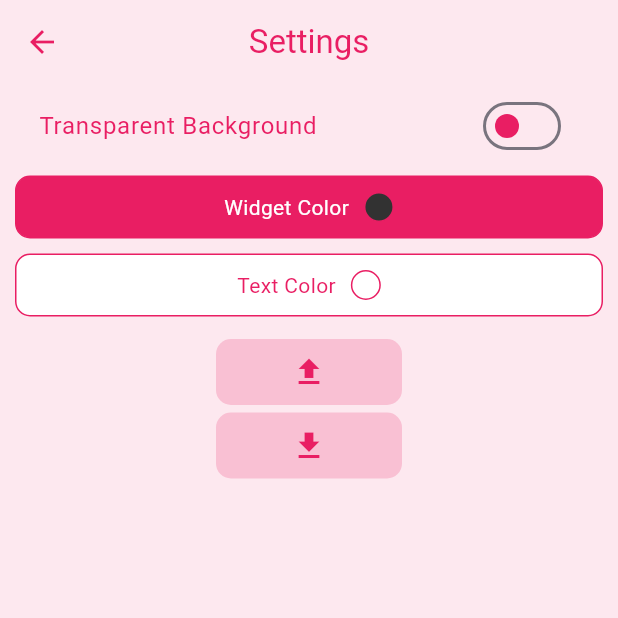
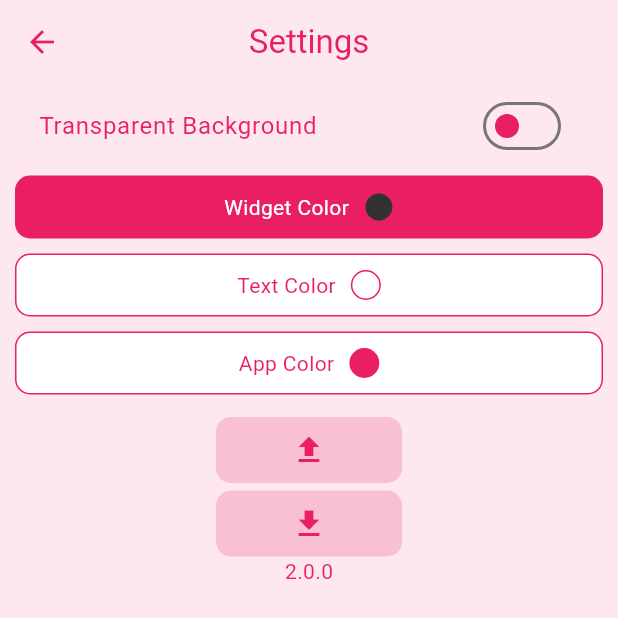
Before and after one commit to hazemxiii/home_quote, a Flutter app: the screen it shows after launch, after a tap on the "settings" icon, on a phone screen of 412 x 824 dp. Shown: the top 618 px of the screen. Run offline on Flutter 3.47's test engine with Material 3 defaults, Android fonts, the phone set to English and light mode, and no system bars; our stand-ins replace file_picker, permission_handler, shared_preferences; missing offline and left inert: android_alarm_manager_plus, flex_color_picker, fuzzywuzzy, home_widget.

Commit message:
x/search_widget

```diff
--- a/lib/main.dart
+++ b/lib/main.dart
@@ -1,15 +1,19 @@
+import 'dart:io';
+
 import "package:flutter/material.dart";
 import 'package:home_quote/quotes_notifier.dart';
 import 'package:home_quote/quotes_page/quotes_page.dart';
-import 'global.dart';
+import 'style_notifier.dart';
 import 'package:provider/provider.dart';
-import 'package:shared_preferences/shared_preferences.dart';
+import 'package:android_alarm_manager_plus/android_alarm_manager_plus.dart';
 
-void f() async {
-  print((await SharedPreferences.getInstance()).getString("textColor"));
-}
-
-void main() {
+void main() async {
+  WidgetsFlutterBinding.ensureInitialized();
+  if (Platform.isAndroid) {
+    AndroidAlarmManager.initialize();
+    await AndroidAlarmManager.periodic(
+        const Duration(minutes: 15), 0, changeVisible);
+  }
   runApp(MultiProvider(
     providers: [
       ChangeNotifierProvider(create: (context) => StyleNotifier()),
@@ -27,3 +31,10 @@ class App extends StatelessWidget {
     return const MaterialApp(home: QuotesPage());
   }
 }
+
+@pragma('vm:entry-point')
+Future<void> changeVisible() async {
+  final quotesNotifier = QuotesNotifier(skipLoading: true);
+  await quotesNotifier.loadData();
+  quotesNotifier.changeVisible();
+}
--- a/lib/quotes_notifier.dart
+++ b/lib/quotes_notifier.dart
@@ -17,18 +17,24 @@ class QuotesNotifier extends ChangeNotifier {
   final _selectedTag = <String>[];
   final _selectedAuthor = <String>[];
 
-  QuotesNotifier() {
-    loadData();
+  QuotesNotifier({bool skipLoading = false}) {
+    if (!skipLoading) {
+      loadData();
+    }
   }
 
   List<String> get selectedAuthor => _selectedAuthor;
   List<String> get selectedTag => _selectedTag;
 
   List<Quote> get filtered {
-    return quotes.where((quote) => !isFilteredOut(quote)).toList();
+    return <Quote>[if (visible != null) visible!] +
+        quotes.where((quote) => !isFilteredOut(quote)).toList();
   }
 
   bool isFilteredOut(Quote quote) {
+    if (quote == visible) {
+      return true;
+    }
     if (_search.isNotEmpty) {
       final r = ratio(quote.quote, _search);
       if (r < 25) {
@@ -38,8 +44,8 @@ class QuotesNotifier extends ChangeNotifier {
     if (!_findAnyInAList(selectedTag, quote.tags)) {
       return true;
     }
-    if (quote.author != null &&
-        !_findAnyInAList(selectedAuthor, [quote.author ?? ''])) {
+    if (!_findAnyInAList(selectedAuthor, [quote.author ?? '']) &&
+        selectedAuthor.isNotEmpty) {
       return true;
     }
     return false;
@@ -98,7 +104,6 @@ class QuotesNotifier extends ChangeNotifier {
       saveData();
     }
     notifyListeners();
-
     return true;
   }
 
--- a/lib/quotes_page/filter_btn.dart
+++ b/lib/quotes_page/filter_btn.dart
@@ -1,6 +1,6 @@
 import 'package:flutter/material.dart';
 import 'package:provider/provider.dart';
-import '../global.dart';
+import '../style_notifier.dart';
 
 class FilterBtn extends StatefulWidget {
   final String text;
@@ -29,6 +29,11 @@ class _FilterBtnState extends State<FilterBtn> {
         duration: const Duration(milliseconds: 200),
         decoration: BoxDecoration(
           borderRadius: BorderRadius.circular(5),
+          border: Border.all(
+              color: context
+                  .watch<StyleNotifier>()
+                  .appColor
+                  .withValues(alpha: 0.7)),
           color: isHovered
               ? context.watch<StyleNotifier>().appColor
               : Colors.white,
--- a/lib/quotes_page/filter_dialog.dart
+++ b/lib/quotes_page/filter_dialog.dart
@@ -2,7 +2,7 @@ import 'dart:async';
 
 import 'package:flutter/material.dart';
 import 'package:fuzzywuzzy/fuzzywuzzy.dart';
-import 'package:home_quote/global.dart';
+import 'package:home_quote/style_notifier.dart';
 import 'package:home_quote/quotes_page/search_widget.dart';
 import 'package:provider/provider.dart';
 
@@ -65,7 +65,8 @@ class _FilterDialogState extends State<FilterDialog> {
                   fontSize: 16)),
         ],
       ),
-      content: Column(
+      content: SingleChildScrollView(
+        child: Column(
           crossAxisAlignment: CrossAxisAlignment.start,
           mainAxisSize: MainAxisSize.min,
           spacing: 10,
@@ -101,6 +102,7 @@ class _FilterDialogState extends State<FilterDialog> {
             ),
           ],
         ),
+      ),
       actions: [
         TextButton(
           onPressed: () {
--- a/lib/quotes_page/quotes_page.dart
+++ b/lib/quotes_page/quotes_page.dart
@@ -1,6 +1,6 @@
 import 'dart:async';
 import 'package:flutter/material.dart';
-import 'package:home_quote/global.dart';
+import 'package:home_quote/style_notifier.dart';
 import 'package:home_quote/quotes_page/filter_btn.dart';
 import 'package:home_quote/quotes_page/filter_dialog.dart';
 import 'package:home_quote/quotes_page/input_dialog.dart';
@@ -38,6 +38,7 @@ class _QuotesPageState extends State<QuotesPage> {
 
   QuotesNotifier get quotesNotX => context.read<QuotesNotifier>();
   QuotesNotifier get quotesNot => context.watch<QuotesNotifier>();
+  bool get _isScreenSmall => MediaQuery.of(context).size.width < 400;
 
   @override
   Widget build(BuildContext context) {
@@ -60,6 +61,7 @@ class _QuotesPageState extends State<QuotesPage> {
               }),
           backgroundColor: clrs.c,
           appBar: AppBar(
+            scrolledUnderElevation: 0,
             title: const Text("My Quotes"),
             backgroundColor: clrs.c,
             foregroundColor: clrs.appColor,
@@ -85,77 +87,79 @@ class _QuotesPageState extends State<QuotesPage> {
               padding: const EdgeInsets.symmetric(horizontal: 15),
               child: Column(
                 children: [
-                  InkWell(
-                    onTap: () {
-                      Provider.of<QuotesNotifier>(context, listen: false)
-                          .changeVisible();
-                    },
-                    child: Consumer<QuotesNotifier>(
-                      builder: (context, qNotifier, child) {
-                        if (qNotifier.getVisible == null) {
-                          return Container(
-                            width: double.infinity,
-                            padding: const EdgeInsets.symmetric(vertical: 50),
-                            decoration: BoxDecoration(
-                                borderRadius: BorderRadius.circular(10),
-                                color: Colors.white),
-                            child: Column(
+                  // InkWell(
+                  //   onTap: () {
+                  //     Provider.of<QuotesNotifier>(context, listen: false)
+                  //         .changeVisible();
+                  //   },
+                  //   child: Consumer<QuotesNotifier>(
+                  //     builder: (context, qNotifier, child) {
+                  //       if (qNotifier.getVisible == null) {
+                  //         return Container(
+                  //           width: double.infinity,
+                  //           padding: const EdgeInsets.symmetric(vertical: 50),
+                  //           decoration: BoxDecoration(
+                  //               borderRadius: BorderRadius.circular(10),
+                  //               color: Colors.white),
+                  //           child: Column(
+                  //             children: [
+                  //               Icon(Icons.shuffle, color: clrs.appColor),
+                  //               Text("No Quote Selected",
+                  //                   style: TextStyle(color: clrs.appColor))
+                  //             ],
+                  //           ),
+                  //         );
+                  //       }
+                  //       return IgnorePointer(
+                  //         ignoring: true,
+                  //         child: QuoteWidget(
+                  //           isDisplay: true,
+                  //           quote: qNotifier.getVisible!,
+                  //         ),
+                  //       );
+                  //     },
+                  //   ),
+                  // ),
+                  // const SizedBox(height: 10),
+                  Flex(
+                    spacing: 10,
+                    direction: _isScreenSmall ? Axis.vertical : Axis.horizontal,
                     children: [
-                                Icon(Icons.shuffle, color: clrs.appColor),
-                                Text("No Quote Selected",
-                                    style: TextStyle(color: clrs.appColor))
-                              ],
-                            ),
-                          );
-                        }
-                        return IgnorePointer(
-                          ignoring: true,
-                          child: QuoteWidget(
-                            isDisplay: true,
-                            quote: qNotifier.getVisible!,
-                          ),
-                        );
-                      },
-                    ),
-                  ),
-                  const SizedBox(height: 10),
-                  Row(
-                    children: [
-                      Expanded(
-                        child: ChangeNotifierProvider.value(
+                      ChangeNotifierProvider.value(
                           value: context.read<QuotesNotifier>(),
                           child: SearchWidget(
+                              canBeHidden: true,
                               controller: searchController,
                               onClear: () {
                                 quotesNotX.setSearch("");
                               },
                               hint: "Search by quote")),
-                      ),
-                      const SizedBox(width: 10),
+                      Row(
+                        children: [
                           FilterBtn(
                             text: "Author",
                             onPressed: () {
                               showDialog(
                                   context: context,
                                   builder: (context) {
-                                final oldAuthor = [
+                                    final oldAuthor = {
                                       ...quotesNotX.selectedAuthor
-                                ];
+                                    };
                                     return Consumer<QuotesNotifier>(
                                         builder: (context, quotesNot, child) {
-                                  final authors = <String>[...oldAuthor];
+                                      final authors = <String>{...oldAuthor};
                                       for (final quote in quotesNot.quotes) {
-                                    if (quote.author != null) {
+                                        if ((quote.author ?? "").isNotEmpty) {
                                           authors.add(quote.author!);
                                         }
                                       }
-                                  authors.toSet().toList();
                                       return FilterDialog(
                                           type: "Author",
-                                      items: authors,
+                                          items: authors.toList(),
                                           selected: quotesNot.selectedAuthor,
                                           onCancel: () {
-                                        quotesNot.setSelectedAuthor(oldAuthor);
+                                            quotesNot.setSelectedAuthor(
+                                                oldAuthor.toList());
                                           },
                                           onPressed: (v) {
                                             quotesNot.toggleAuthorSelect(v);
@@ -171,20 +175,21 @@ class _QuotesPageState extends State<QuotesPage> {
                               showDialog(
                                   context: context,
                                   builder: (context) {
-                                final oldTag = [...quotesNotX.selectedTag];
+                                    final oldTag = {...quotesNotX.selectedTag};
                                     return Consumer<QuotesNotifier>(
                                         builder: (context, quotesNot, child) {
-                                  final tags = <String>[...oldTag];
+                                      final tags = <String>{...oldTag};
                                       for (final quote in quotesNot.quotes) {
                                         tags.addAll(quote.tags);
                                       }
                                       tags.toSet().toList();
                                       return FilterDialog(
                                           type: "Tags",
-                                      items: tags,
+                                          items: tags.toList(),
                                           selected: quotesNot.selectedTag,
                                           onCancel: () {
-                                        quotesNot.setSelectedTag(oldTag);
+                                            quotesNot.setSelectedTag(
+                                                oldTag.toList());
                                           },
                                           onPressed: (v) {
                                             quotesNot.toggleTagSelect(v);
@@ -192,6 +197,8 @@ class _QuotesPageState extends State<QuotesPage> {
                                     });
                                   });
                             },
+                          ),
+                        ],
                       ),
                     ],
                   ),
@@ -204,7 +211,7 @@ class _QuotesPageState extends State<QuotesPage> {
                                   crossAxisSpacing: 15,
                                   mainAxisSpacing: 15,
                                   mainAxisExtent: 300,
-                                  maxCrossAxisExtent: 300),
+                                  maxCrossAxisExtent: 400),
                           itemBuilder: (context, index) {
                             final quote = quotesNotX.filtered[index];
                             return QuoteWidget(quote: quote);
--- a/lib/quotes_page/search_widget.dart
+++ b/lib/quotes_page/search_widget.dart
@@ -1,23 +1,70 @@
+import 'dart:math';
+
 import 'package:flutter/material.dart';
-import 'package:home_quote/global.dart';
+import 'package:home_quote/style_notifier.dart';
 import 'package:provider/provider.dart';
 
-class SearchWidget extends StatelessWidget {
+class SearchWidget extends StatefulWidget {
   final TextEditingController controller;
   final VoidCallback onClear;
   final String hint;
+  final bool canBeHidden;
   const SearchWidget(
       {super.key,
       required this.controller,
       required this.onClear,
-      required this.hint});
+      required this.hint,
+      this.canBeHidden = false});
+
+  @override
+  State<SearchWidget> createState() => _SearchWidgetState();
+}
+
+class _SearchWidgetState extends State<SearchWidget> {
+  final _node = FocusNode();
+  bool isExpanded = false;
+
+  @override
+  void initState() {
+    _node.addListener(() {
+      if (_node.hasFocus) {
+        setState(() {
+          isExpanded = true;
+        });
+      } else {
+        setState(() {
+          isExpanded = false;
+        });
+      }
+    });
+    super.initState();
+  }
 
   @override
   Widget build(BuildContext context) {
     final c = context.watch<StyleNotifier>().appColor.withValues(alpha: 0.4);
-    return TextField(
+    return AnimatedContainer(
+      height: 50,
+      duration: const Duration(milliseconds: 200),
+      constraints: widget.canBeHidden
+          ? BoxConstraints(
+              maxHeight: 50,
+              maxWidth: isExpanded
+                  ? min(500, MediaQuery.of(context).size.width - 50)
+                  : 50)
+          : null,
+      alignment: Alignment.centerLeft,
+      padding: const EdgeInsets.all(5),
+      decoration: BoxDecoration(
+        borderRadius: BorderRadius.circular(999),
+        color: Colors.white,
+        // color: context.watch<StyleNotifier>().appColor.withValues(alpha: 0.2)
+      ),
+      // TODO fix search widget responsivness
+      child: TextField(
+        focusNode: _node,
         cursorColor: context.watch<StyleNotifier>().appColor,
-      controller: controller,
+        controller: widget.controller,
         style: TextStyle(color: context.watch<StyleNotifier>().appColor),
         decoration: InputDecoration(
           hintStyle: TextStyle(color: c),
@@ -25,23 +72,29 @@ class SearchWidget extends StatelessWidget {
             Icons.search,
             color: c,
           ),
-        suffixIcon: controller.text.isEmpty
+          suffixIcon: (widget.controller.text.isEmpty || !isExpanded)
               ? null
               : IconButton(
                   icon: Icon(Icons.clear, color: c),
                   onPressed: () {
-                  controller.clear();
-                  onClear();
+                    widget.controller.clear();
+                    widget.onClear();
                   },
                 ),
+          // border: canBeHidden ? InputBorder.none : null,
           enabledBorder: OutlineInputBorder(
-            borderSide: BorderSide(color: c),
+              borderSide: BorderSide(
+                  color: widget.canBeHidden ? Colors.transparent : c),
               borderRadius: BorderRadius.circular(10)),
           focusedBorder: OutlineInputBorder(
               borderSide: BorderSide(
-                color: context.watch<StyleNotifier>().appColor, width: 2),
+                  color: widget.canBeHidden
+                      ? Colors.transparent
+                      : context.watch<StyleNotifier>().appColor,
+                  width: 2),
               borderRadius: BorderRadius.circular(10)),
-        hintText: hint,
+          hintText: widget.hint,
+        ),
       ),
     );
   }
--- a/lib/settings.dart
+++ b/lib/settings.dart
@@ -6,7 +6,7 @@ import "package:home_quote/quotes_notifier.dart";
 import "package:home_quote/settings/color_palette.dart";
 import "package:home_quote/settings/color_picker.dart";
 import "package:flutter/material.dart";
-import "package:home_quote/global.dart";
+import "package:home_quote/style_notifier.dart";
 import "package:provider/provider.dart";
 import 'package:file_picker/file_picker.dart';
 
@@ -31,9 +31,10 @@ class _SettingsPageWidgetState extends State<SettingsPageWidget> {
             title: const Text("Settings"),
             centerTitle: true,
           ),
-          body: Container(
+          body: SingleChildScrollView(
             padding: const EdgeInsets.symmetric(horizontal: 10),
             child: Column(
+              mainAxisSize: MainAxisSize.max,
               children: [
                 SwitchListTile(
                   value: clrs.isTransparent,
@@ -53,6 +54,7 @@ class _SettingsPageWidgetState extends State<SettingsPageWidget> {
                   const ColorPicker(
                       mode: PickerModes.main, text: "Widget Color"),
                 const ColorPicker(mode: PickerModes.text, text: "Text Color"),
+                const ColorPicker(mode: PickerModes.app, text: "App Color"),
                 const SizedBox(
                   height: 10,
                 ),
@@ -112,6 +114,11 @@ class _SettingsPageWidgetState extends State<SettingsPageWidget> {
                       color: clrs.appColor,
                     ),
                   ),
+                ),
+                Text(
+                  "2.0.0",
+                  style:
+                      TextStyle(color: context.watch<StyleNotifier>().appColor),
                 )
               ],
             ),
--- a/lib/settings/color_palette.dart
+++ b/lib/settings/color_palette.dart
@@ -1,9 +1,9 @@
 import 'package:flutter/material.dart';
 import 'package:permission_handler/permission_handler.dart';
 import 'package:provider/provider.dart';
-import 'package:home_quote/global.dart';
+import 'package:home_quote/style_notifier.dart';
 
-enum PickerModes { main, text }
+enum PickerModes { main, text, app }
 
 class ColorPalette extends StatefulWidget {
   final PickerModes mode;
--- a/lib/settings/color_picker.dart
+++ b/lib/settings/color_picker.dart
@@ -1,5 +1,5 @@
 import 'package:flutter/material.dart';
-import 'package:home_quote/global.dart';
+import 'package:home_quote/style_notifier.dart';
 import 'package:flex_color_picker/flex_color_picker.dart' as color_p;
 import 'package:home_quote/settings/color_palette.dart';
 import 'package:provider/provider.dart';
@@ -45,8 +45,13 @@ class _ColorPickerState extends State<ColorPicker> {
                           showColorCode: true,
                           color: clrs.textColor,
                           onColorChanged: (color) {
-                            Provider.of<StyleNotifier>(context, listen: false)
-                                .setTextColor(color);
+                            if (widget.mode == PickerModes.text) {
+                              Provider.of<StyleNotifier>(context, listen: false)
+                                  .setTextColor(color);
+                            } else {
+                              Provider.of<StyleNotifier>(context, listen: false)
+                                  .setAppColor(color);
+                            }
                           },
                         ),
                 );
@@ -62,7 +67,7 @@ class _ColorPickerState extends State<ColorPicker> {
             //     ? clrs.getTextC
             //     : clrs.getColorC
             color:
-                widget.mode == PickerModes.text ? Colors.white : clrs.appColor,
+                widget.mode == PickerModes.main ? clrs.appColor : Colors.white,
           ),
           child: Row(
             mainAxisAlignment: MainAxisAlignment.center,
@@ -70,9 +75,9 @@ class _ColorPickerState extends State<ColorPicker> {
             children: [
               Text(widget.text,
                   style: TextStyle(
-                      color: widget.mode == PickerModes.text
-                          ? clrs.appColor
-                          : Colors.white)),
+                      color: widget.mode == PickerModes.main
+                          ? Colors.white
+                          : clrs.appColor)),
               Container(
                 width: 20,
                 height: 20,
@@ -81,7 +86,9 @@ class _ColorPickerState extends State<ColorPicker> {
                   shape: BoxShape.circle,
                   color: widget.mode == PickerModes.text
                       ? clrs.textColor
-                      : clrs.color,
+                      : (widget.mode == PickerModes.app
+                          ? clrs.appColor
+                          : clrs.color),
                 ),
               )
             ],
--- a/lib/global.dart
+++ b/lib/style_notifier.dart
@@ -20,6 +20,9 @@ class StyleNotifier extends ChangeNotifier {
     if (!prefs.containsKey("color")) {
       prefs.setString("color", getHex(color));
     }
+    if (!prefs.containsKey("appColor")) {
+      prefs.setString("appColor", getHex(appColor));
+    }
     if (!prefs.containsKey("textColor")) {
       prefs.setString("textColor", getHex(textColor));
     }
@@ -28,6 +31,7 @@ class StyleNotifier extends ChangeNotifier {
     }
 
     textColor = parseColorFromHex(prefs.getString("textColor")!);
+    appColor = parseColorFromHex(prefs.getString("appColor")!);
     color = parseColorFromHex(prefs.getString("color")!);
     _transparent = prefs.getBool("transparent")!;
 
@@ -67,6 +71,14 @@ class StyleNotifier extends ChangeNotifier {
     color = c;
     prefs.setString("color", getHex(color));
     updateWidgetColors();
+    notifyListeners();
+  }
+
+  void setAppColor(Color c) async {
+    /// changes text widget background color
+    SharedPreferences prefs = await SharedPreferences.getInstance();
+    appColor = c;
+    prefs.setString("appColor", getHex(c));
     notifyListeners();
   }
 
```
Also changed, not shown: lib/quotes_page/input_dialog.dart (+35 -22 lines), lib/quotes_page/quote_widget.dart (+7 -2 lines). Lines whose indentation alone changed are shown as unchanged.
